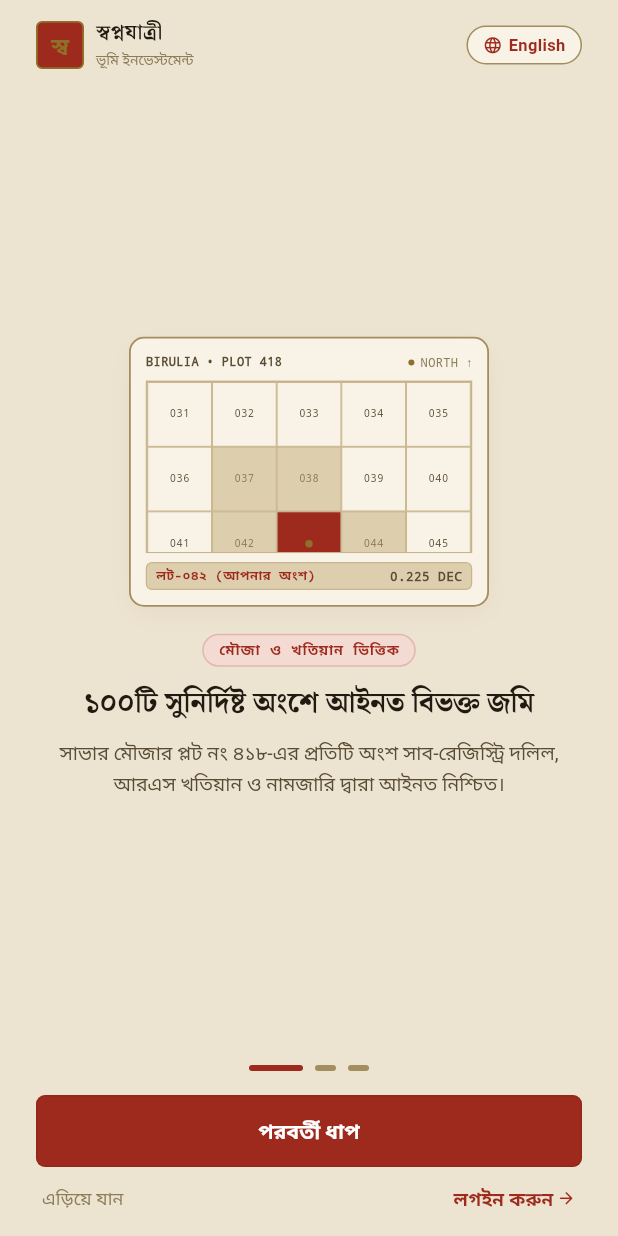
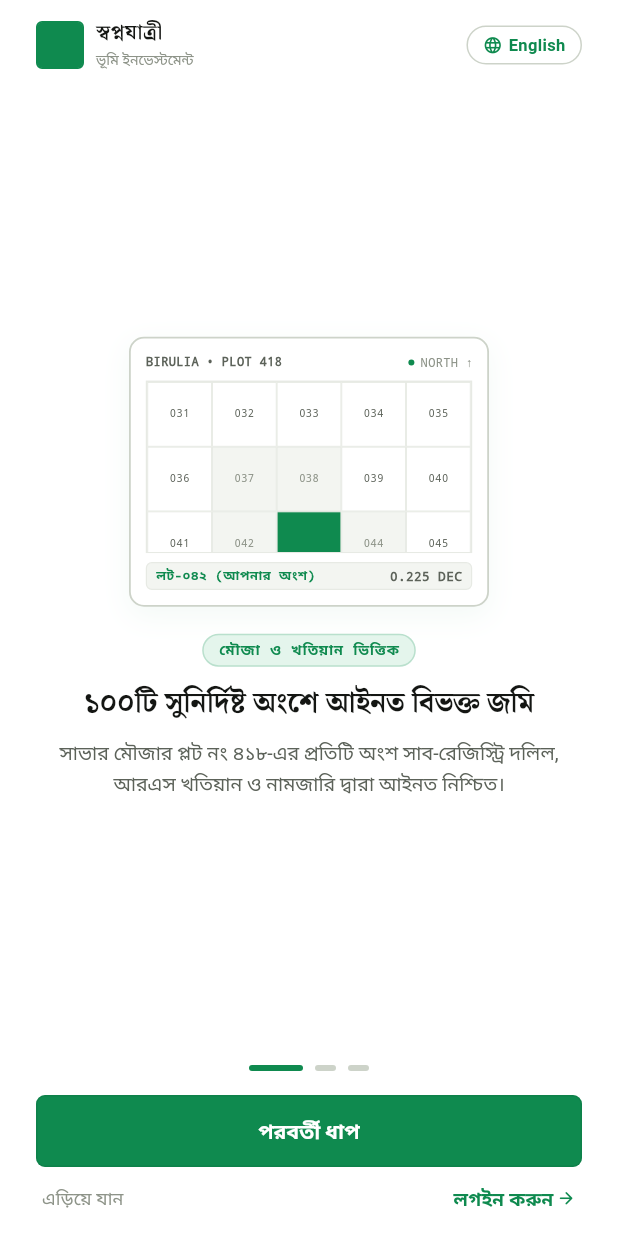
Before and after one commit to mashkurulalamohi37/investment, a Flutter app: the screen it shows after launch, on a phone screen of 412 x 824 dp. Run offline on Flutter 3.47's test engine with Material 3 defaults, Android fonts, the phone set to English and light mode, and no system bars; our stand-ins replace fl_chart, google_fonts; Roboto replaces fonts that are missing (Anek Bangla, Noto Serif Bengali).

Commit message:
feat(palette): apply Wise-inspired Paddy Field color tone globally across the full app

```diff
--- a/lib/core/theme/app_colors.dart
+++ b/lib/core/theme/app_colors.dart
@@ -1,14 +1,14 @@
 import 'package:flutter/material.dart';
 
 enum AppPaletteFlavor {
-  ledgerRed,     // "Ledger Paper & Registrar's Red" (Aged Khatian Paper & Seal Red) — PRIMARY APPLIED THEME
+  paddyField,    // "Paddy Field" (Wise-inspired, pure white + bold paddy green) — PRIMARY CANONICAL THEME
+  ledgerRed,     // "Ledger Paper & Registrar's Red" (Aged Khatian Paper & Seal Red)
   pineTreasury,  // "Pine Treasury & Brass" (Archival Rag Paper & Treasury Green)
-  paddyField,    // "Paddy Field" (Pure White & Rice Paddy Green)
 }
 
-/// Swapnojatri / LandVest 100 — "Ledger Paper & Registrar's Red" Color System
-/// Grounded in the physical materials of a Bangladeshi land sub-registry:
-/// Aged kraft ledger paper, iron-gall brown ink, and registrar's red seal stamp.
+/// Swapnojatri / LandVest 100 — "Paddy Field" Color System (Wise-Inspired)
+/// Optimizes for trust through clarity, pure white canvas, and a single bold, confident accent:
+/// Bangladeshi Rice Paddy Green (#0F8A4F in Light / #2FBE7A in Dark).
 class AppPalette extends ThemeExtension<AppPalette> {
   final Color canvas;
   final Color surface;
@@ -18,15 +18,15 @@ class AppPalette extends ThemeExtension<AppPalette> {
   final Color ink;
   final Color inkSecondary;
   final Color inkTertiary;
-  final Color pine; // Primary Institutional Action (Registrar's Red)
+  final Color pine; // Primary Brand Accent (Paddy Green)
   final Color pineDeep;
   final Color pineTint;
-  final Color brass; // Precious Accent: Reserved strictly for seals and lot center dot
+  final Color brass; // Accent / Highlight
   final Color brassLight;
-  final Color vermilion; // Rejection/Error strictly (outlined)
-  final Color jade; // Audited Credit/Success strictly
-  final Color amberInk; // Escrow Pending strictly
-  final Color slate; // Cadastral Survey tag
+  final Color vermilion; // Error / Rejection
+  final Color jade; // Success / Verification
+  final Color amberInk; // Warning / Pending
+  final Color slate; // Informational / Coordination
 
   const AppPalette({
     required this.canvas,
@@ -49,53 +49,97 @@ class AppPalette extends ThemeExtension<AppPalette> {
   });
 
   // ==========================================
-  // 1. PRIMARY APPLIED THEME: "Ledger Paper & Registrar's Red"
+  // 1. PRIMARY CANONICAL THEME: "Paddy Field" (Wise-Inspired)
   // ==========================================
 
-  /// Light — "Ledger Paper" (Aged Kraft/Manila Paper & Registrar's Red)
-  static const ledgerLight = AppPalette(
-    canvas: Color(0xFFECE4D1),         // Aged kraft/manila paper (75% of UI)
-    surface: Color(0xFFF8F3E6),        // Fresh khatian ledger sheet (Cards & Sheets)
-    surfaceSunken: Color(0xFFDDCFAE),  // Stained ledger audit well & cadastral grid
-    rule: Color(0xFFC7B48C),           // Worn ink-brown hairline divider
-    ruleStrong: Color(0xFFA28E5E),     // Table outer borders & cadastral frame
-    ink: Color(0xFF221A10),            // Iron-gall warm brown ink (15.8:1 contrast)
-    inkSecondary: Color(0xFF5A4C34),   // Secondary schedule descriptions (7.4:1 contrast)
-    inkTertiary: Color(0xFF8C7C57),    // Metadata, timestamps & ticks (4.6:1 contrast)
-    pine: Color(0xFF9E2A1D),           // Registrar's Red (Primary Action Color)
-    pineDeep: Color(0xFF711D14),       // Pressed registrar red
-    pineTint: Color(0xFFF3DAD3),       // Selected rows and quiet badges
-    brass: Color(0xFF8E7128),          // Notarial brass wax seal
-    brassLight: Color(0xFFBC9A4E),     // Brass highlight ring
-    vermilion: Color(0xFF711D14),      // Destructive/Rejection (outlined only)
-    jade: Color(0xFF3D6A48),           // Audited credit/success
-    amberInk: Color(0xFF87590F),       // Escrow pending disclosure
-    slate: Color(0xFF39505F),          // Cadastral coordinate label
+  /// Light — "Paddy Field" (Pure White + Confident Rice Paddy Green)
+  static const paddyLight = AppPalette(
+    canvas: Color(0xFFFFFFFF),         // Pure white background (Whitespace energy)
+    surface: Color(0xFFFFFFFF),        // Same pure white surface
+    surfaceSunken: Color(0xFFF3F5F1),  // Very light warm-grey-green well
+    rule: Color(0xFFE7EAE4),           // Clean hairline separator
+    ruleStrong: Color(0xFFCDD3C9),     // Boundary frame & dividers
+    ink: Color(0xFF141613),            // Near-black with subtle green undertone (16.5:1 contrast)
+    inkSecondary: Color(0xFF5C6259),   // Secondary label text (6.2:1 contrast)
+    inkTertiary: Color(0xFF8D9388),    // Tertiary metadata (4.5:1 contrast)
+    pine: Color(0xFF0F8A4F),           // Bold Paddy Green (The confident brand color)
+    pineDeep: Color(0xFF0B6B3D),       // Pressed paddy green
+    pineTint: Color(0xFFE4F5EC),       // Soft paddy green chip fill
+    brass: Color(0xFF0F8A4F),          // Cohesive brand seal
+    brassLight: Color(0xFF2FBE7A),     // Bright highlight
+    vermilion: Color(0xFFD6483A),      // Warm modern red
+    jade: Color(0xFF0F8A4F),           // Unified brand success green
+    amberInk: Color(0xFFE08A1E),       // South Asian marigold amber
+    slate: Color(0xFF2F6FB0),          // Information blue
   );
 
-  /// Dark — "Night Registry"
-  static const ledgerDark = AppPalette(
-    canvas: Color(0xFF100D08),         // Deep carbon vault interior
-    surface: Color(0xFF1A150E),        // Elevated dark ledger folio
-    surfaceSunken: Color(0xFF0A0805),  // Recessed survey map canvas
-    rule: Color(0xFF2B2415),           // Dark hairline zinc rule
-    ruleStrong: Color(0xFF453B23),     // Dark perimeter border
-    ink: Color(0xFFEEE3CB),            // Engraved parchment silver text (14.2:1 contrast)
-    inkSecondary: Color(0xFFB2A587),   // High-contrast secondary text
-    inkTertiary: Color(0xFF7A6C4C),    // Dark metadata & hashes
-    pine: Color(0xFFC23F2E),           // Illuminated registrar red
-    pineDeep: Color(0xFF8F2E20),       // Base red
-    pineTint: Color(0xFF2E1B16),       // Active chip well
-    brass: Color(0xFFC9A961),          // Radiant brass wax seal
-    brassLight: Color(0xFFE0C489),     // Bright seal highlight
-    vermilion: Color(0xFFE04848),      // Rejected alert
-    jade: Color(0xFF4C8A62),           // Verified credit jade
-    amberInk: Color(0xFFC79A3C),       // Warning amber
-    slate: Color(0xFF7E96AE),          // Dark coordinate text
+  /// Dark — "Paddy Field Night"
+  static const paddyDark = AppPalette(
+    canvas: Color(0xFF0E110F),         // Deep night canvas
+    surface: Color(0xFF171B18),        // Elevated dark surface
+    surfaceSunken: Color(0xFF0A0D0B),  // Recessed dark well
+    rule: Color(0xFF242A25),           // Dark hairline rule
+    ruleStrong: Color(0xFF384239),     // Dark perimeter border
+    ink: Color(0xFFEDEFEA),            // High-contrast clean silver text (15.2:1 contrast)
+    inkSecondary: Color(0xFFA6ADA1),   // Secondary text (7.8:1 contrast)
+    inkTertiary: Color(0xFF6E766A),    // Tertiary metadata (4.5:1 contrast)
+    pine: Color(0xFF2FBE7A),           // Radiant electric paddy green
+    pineDeep: Color(0xFF249A61),       // Base green
+    pineTint: Color(0xFF132A1E),       // Active chip well
+    brass: Color(0xFF2FBE7A),          // Radiant seal
+    brassLight: Color(0xFF4CE098),     // Bright highlight
+    vermilion: Color(0xFFE86454),      // Warning red
+    jade: Color(0xFF2FBE7A),           // Verified credit jade
+    amberInk: Color(0xFFEBA13E),       // Warm amber
+    slate: Color(0xFF5A96D6),          // Sky slate
   );
 
   // ==========================================
-  // 2. ALTERNATIVE: "Pine Treasury & Brass"
+  // 2. ALTERNATIVE: "Ledger Paper & Registrar's Red"
+  // ==========================================
+
+  static const ledgerLight = AppPalette(
+    canvas: Color(0xFFECE4D1),
+    surface: Color(0xFFF8F3E6),
+    surfaceSunken: Color(0xFFDDCFAE),
+    rule: Color(0xFFC7B48C),
+    ruleStrong: Color(0xFFA28E5E),
+    ink: Color(0xFF221A10),
+    inkSecondary: Color(0xFF5A4C34),
+    inkTertiary: Color(0xFF8C7C57),
+    pine: Color(0xFF9E2A1D),
+    pineDeep: Color(0xFF711D14),
+    pineTint: Color(0xFFF3DAD3),
+    brass: Color(0xFF8E7128),
+    brassLight: Color(0xFFBC9A4E),
+    vermilion: Color(0xFF711D14),
+    jade: Color(0xFF3D6A48),
+    amberInk: Color(0xFF87590F),
+    slate: Color(0xFF39505F),
+  );
+
+  static const ledgerDark = AppPalette(
+    canvas: Color(0xFF100D08),
+    surface: Color(0xFF1A150E),
+    surfaceSunken: Color(0xFF0A0805),
+    rule: Color(0xFF2B2415),
+    ruleStrong: Color(0xFF453B23),
+    ink: Color(0xFFEEE3CB),
+    inkSecondary: Color(0xFFB2A587),
+    inkTertiary: Color(0xFF7A6C4C),
+    pine: Color(0xFFC23F2E),
+    pineDeep: Color(0xFF8F2E20),
+    pineTint: Color(0xFF2E1B16),
+    brass: Color(0xFFC9A961),
+    brassLight: Color(0xFFE0C489),
+    vermilion: Color(0xFFE04848),
+    jade: Color(0xFF4C8A62),
+    amberInk: Color(0xFFC79A3C),
+    slate: Color(0xFF7E96AE),
+  );
+
+  // ==========================================
+  // 3. ALTERNATIVE: "Pine Treasury & Brass"
   // ==========================================
 
   static const pineLight = AppPalette(
@@ -138,53 +182,9 @@ class AppPalette extends ThemeExtension<AppPalette> {
     slate: Color(0xFF8CA39E),
   );
 
-  // ==========================================
-  // 3. ALTERNATIVE: "Paddy Field"
-  // ==========================================
-
-  static const paddyLight = AppPalette(
-    canvas: Color(0xFFFFFFFF),
-    surface: Color(0xFFFFFFFF),
-    surfaceSunken: Color(0xFFF3F5F1),
-    rule: Color(0xFFE7EAE4),
-    ruleStrong: Color(0xFFCDD3C9),
-    ink: Color(0xFF141613),
-    inkSecondary: Color(0xFF5C6259),
-    inkTertiary: Color(0xFF8D9388),
-    pine: Color(0xFF0F8A4F),
-    pineDeep: Color(0xFF0B6B3D),
-    pineTint: Color(0xFFE4F5EC),
-    brass: Color(0xFF0F8A4F),
-    brassLight: Color(0xFF2FBE7A),
-    vermilion: Color(0xFFD6483A),
-    jade: Color(0xFF0F8A4F),
-    amberInk: Color(0xFFE08A1E),
-    slate: Color(0xFF2F6FB0),
-  );
-
-  static const paddyDark = AppPalette(
-    canvas: Color(0xFF0E110F),
-    surface: Color(0xFF171B18),
-    surfaceSunken: Color(0xFF0A0D0B),
-    rule: Color(0xFF242A25),
-    ruleStrong: Color(0xFF384239),
-    ink: Color(0xFFEDEFEA),
-    inkSecondary: Color(0xFFA6ADA1),
-    inkTertiary: Color(0xFF6E766A),
-    pine: Color(0xFF2FBE7A),
-    pineDeep: Color(0xFF249A61),
-    pineTint: Color(0xFF132A1E),
-    brass: Color(0xFF2FBE7A),
-    brassLight: Color(0xFF4CE098),
-    vermilion: Color(0xFFE86454),
-    jade: Color(0xFF2FBE7A),
-    amberInk: Color(0xFFEBA13E),
-    slate: Color(0xFF5A96D6),
-  );
-
-  // Canonical applied defaults
-  static const light = ledgerLight;
-  static const dark = ledgerDark;
+  // Canonical applied defaults: Paddy Field
+  static const light = paddyLight;
+  static const dark = paddyDark;
 
   @override
   AppPalette copyWith({
@@ -253,45 +253,45 @@ class AppPalette extends ThemeExtension<AppPalette> {
 }
 
 extension AppPaletteContext on BuildContext {
-  AppPalette get palette => Theme.of(this).extension<AppPalette>() ?? AppPalette.ledgerLight;
+  AppPalette get palette => Theme.of(this).extension<AppPalette>() ?? AppPalette.paddyLight;
 }
 
 class AppColors {
-  static const primary = Color(0xFF9E2A1D);
-  static const primaryDark = Color(0xFFC23F2E);
-  static const primarySubtle = Color(0xFFF3DAD3);
-  static const secondary = Color(0xFF8E7128);
-  static const accent = Color(0xFF8E7128);
-  static const gold = Color(0xFF8E7128);
-  static const success = Color(0xFF3D6A48);
-  static const successDark = Color(0xFF4C8A62);
-  static const error = Color(0xFF711D14);
-  static const errorLight = Color(0xFFF3DAD3);
-  static const warning = Color(0xFF87590F);
+  static const primary = Color(0xFF0F8A4F);
+  static const primaryDark = Color(0xFF2FBE7A);
+  static const primarySubtle = Color(0xFFE4F5EC);
+  static const secondary = Color(0xFF0F8A4F);
+  static const accent = Color(0xFF0F8A4F);
+  static const gold = Color(0xFF0F8A4F);
+  static const success = Color(0xFF0F8A4F);
+  static const successDark = Color(0xFF2FBE7A);
+  static const error = Color(0xFFD6483A);
+  static const errorLight = Color(0xFFFBEBEA);
+  static const warning = Color(0xFFE08A1E);
 
-  static const lightBg = Color(0xFFECE4D1);
-  static const darkBg = Color(0xFF100D08);
-  static const lightSurface = Color(0xFFF8F3E6);
-  static const darkSurface = Color(0xFF1A150E);
-  static const lightCard = Color(0xFFF8F3E6);
-  static const darkCard = Color(0xFF1A150E);
-  static const lightCardBorder = Color(0xFFC7B48C);
-  static const darkCardBorder = Color(0xFF2B2415);
+  static const lightBg = Color(0xFFFFFFFF);
+  static const darkBg = Color(0xFF0E110F);
+  static const lightSurface = Color(0xFFFFFFFF);
+  static const darkSurface = Color(0xFF171B18);
+  static const lightCard = Color(0xFFFFFFFF);
+  static const darkCard = Color(0xFF171B18);
+  static const lightCardBorder = Color(0xFFE7EAE4);
+  static const darkCardBorder = Color(0xFF242A25);
 
-  static const lightTextPrimary = Color(0xFF221A10);
-  static const darkTextPrimary = Color(0xFFEEE3CB);
-  static const lightTextSecondary = Color(0xFF5A4C34);
-  static const darkTextSecondary = Color(0xFFB2A587);
-  static const lightTextMuted = Color(0xFF8C7C57);
-  static const darkTextMuted = Color(0xFF7A6C4C);
+  static const lightTextPrimary = Color(0xFF141613);
+  static const darkTextPrimary = Color(0xFFEDEFEA);
+  static const lightTextSecondary = Color(0xFF5C6259);
+  static const darkTextSecondary = Color(0xFFA6ADA1);
+  static const lightTextMuted = Color(0xFF8D9388);
+  static const darkTextMuted = Color(0xFF6E766A);
 
-  // Registrar's Red Hero Holding Card Gradient
+  // Paddy Green Hero Holding Card Gradient
   static const holdingCardGradientLight = LinearGradient(
     begin: Alignment.topCenter,
     end: Alignment.bottomCenter,
     colors: [
-      Color(0xFF8A2419),
-      Color(0xFF651A12),
+      Color(0xFF0F8A4F),
+      Color(0xFF0A663A),
     ],
   );
 
@@ -299,8 +299,8 @@ class AppColors {
     begin: Alignment.topCenter,
     end: Alignment.bottomCenter,
     colors: [
-      Color(0xFF9E2A1D),
-      Color(0xFF6B1B12),
+      Color(0xFF153F2B),
+      Color(0xFF0E291C),
     ],
   );
 }
--- a/lib/core/theme/app_theme.dart
+++ b/lib/core/theme/app_theme.dart
@@ -15,7 +15,7 @@ class AppTheme {
     }
   }
 
-  static ThemeData light({AppPaletteFlavor flavor = AppPaletteFlavor.ledgerRed}) {
+  static ThemeData light({AppPaletteFlavor flavor = AppPaletteFlavor.paddyField}) {
     final palette = getPalette(flavor, false);
 
     return ThemeData(
@@ -56,7 +56,7 @@ class AppTheme {
     );
   }
 
-  static ThemeData dark({AppPaletteFlavor flavor = AppPaletteFlavor.ledgerRed}) {
+  static ThemeData dark({AppPaletteFlavor flavor = AppPaletteFlavor.paddyField}) {
     final palette = getPalette(flavor, true);
 
     return ThemeData(
--- a/lib/data/state/app_state.dart
+++ b/lib/data/state/app_state.dart
@@ -19,7 +19,7 @@ class AppState extends ChangeNotifier {
   // App Configuration
   bool _isBangla = true; // Bangla-first by default
   ThemeMode _themeMode = ThemeMode.light;
-  AppPaletteFlavor _paletteFlavor = AppPaletteFlavor.ledgerRed; // "Ledger Paper & Registrar's Red"
+  AppPaletteFlavor _paletteFlavor = AppPaletteFlavor.paddyField; // "Paddy Field" (Wise-inspired)
   UserRole _activeRole = UserRole.investor;
 
   // Active Users
--- a/lib/main.dart
+++ b/lib/main.dart
@@ -48,7 +48,7 @@ class _SwapnojatriAppState extends State<SwapnojatriApp> {
                     final targetHeight = math.min(constraints.maxHeight - 32, 820.0);
 
                     return Container(
-                      color: isDark ? const Color(0xFF080604) : const Color(0xFFDFD6C2),
+                      color: isDark ? const Color(0xFF070A08) : const Color(0xFFEFF2EE),
                       alignment: Alignment.center,
                       child: Container(
                         width: 412,
```
Also changed, not shown: 1 other file.
